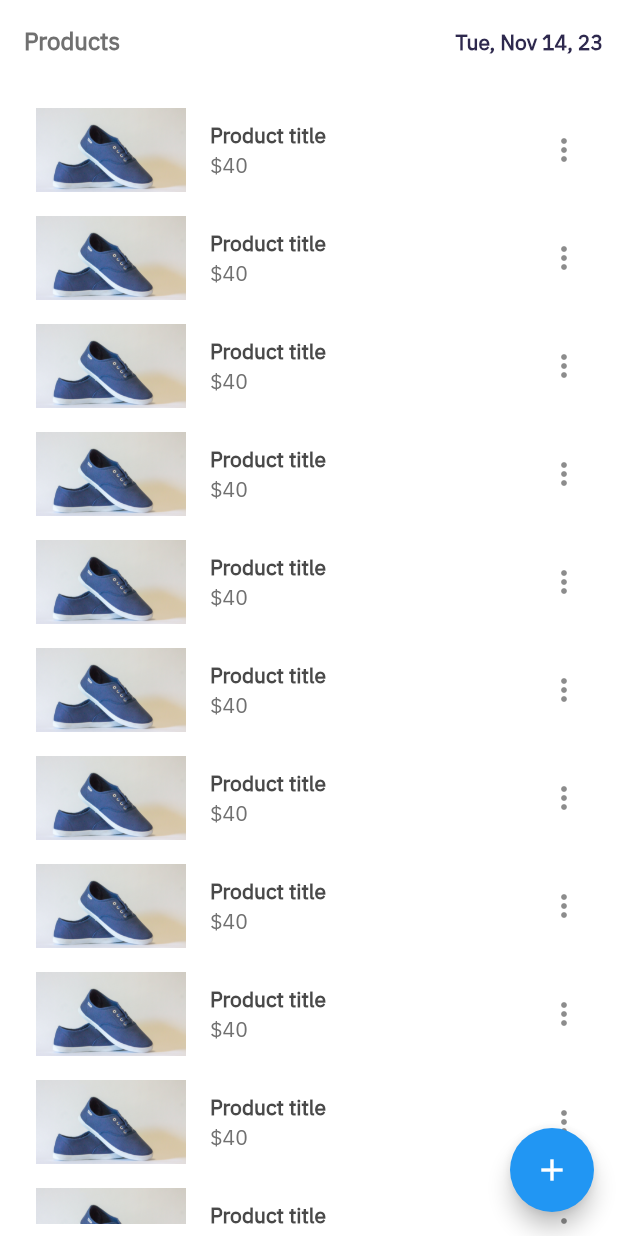
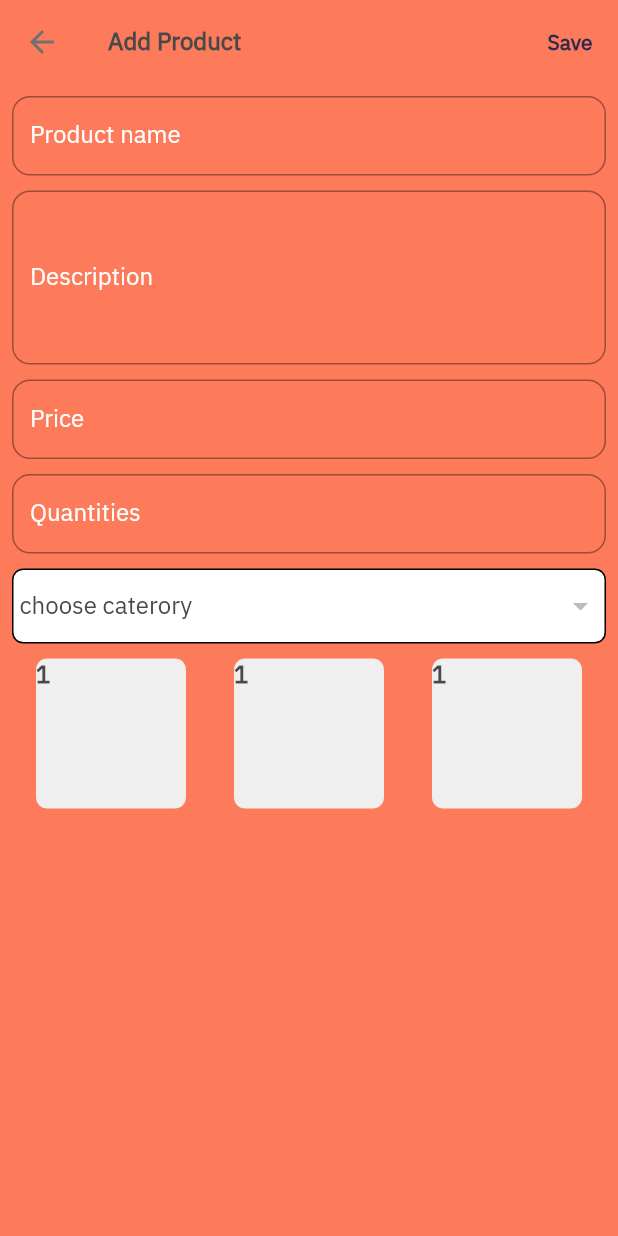
Before and after one commit to Starco3000/Ecommerce-app, a Flutter app: the ProductsScreen screen opened directly, after a tap on the "add" icon, on a phone screen of 412 x 824 dp. Run offline on Flutter 3.47's test engine with Material 2 defaults, Android fonts, the light colour scheme and no system bars; our stand-ins replace get, velocity_x; network calls fail; statements that could not run were skipped.

Commit message:
update UI Add product

```diff
--- a/lib/main.dart
+++ b/lib/main.dart
@@ -16,7 +16,7 @@ class MyApp extends StatelessWidget {
         scaffoldBackgroundColor: Colors.transparent,
         appBarTheme: const AppBarTheme(
             //To set appbar icon color
-            iconTheme: IconThemeData(color: dartgreyColor),
+            iconTheme: IconThemeData(color: Vx.gray50),
             elevation: 0.0,
             backgroundColor: Colors.transparent),
         fontFamily: regular,
--- a/lib/seller_screen/const/colors.dart
+++ b/lib/seller_screen/const/colors.dart
@@ -9,3 +9,4 @@ const textfieldGrey = Color.fromRGBO(209, 209, 209, 1);
 const golden = Color.fromRGBO(248, 181, 91, 1);
 const red = Color.fromRGBO(255, 115, 115, 1.0);
 const green = Color.fromRGBO(52, 168, 83, 1.0);
+const orangeColor = Color.fromRGBO(252, 89, 49, 0.8);
--- /dev/null
+++ b/lib/seller_screen/views/products_screen/add_product.dart
@@ -0,0 +1,52 @@
+import 'package:ecommerce_flutter_app/authen_screen/consts/consts.dart';
+import 'package:ecommerce_flutter_app/seller_screen/const/colors.dart';
+import 'package:ecommerce_flutter_app/seller_screen/views/products_screen/components/product_dropdown.dart';
+import 'package:ecommerce_flutter_app/seller_screen/views/products_screen/components/product_images.dart';
+import 'package:ecommerce_flutter_app/seller_screen/views/widgets/custome_textfield.dart';
+import 'package:ecommerce_flutter_app/seller_screen/views/widgets/text_style.dart';
+import 'package:get/get.dart';
+
+class AddProduct extends StatelessWidget {
+  const AddProduct({super.key});
+  @override
+  Widget build(BuildContext context) {
+    return Scaffold(
+      backgroundColor: orangeColor,
+      appBar: AppBar(
+        leading: IconButton(
+            onPressed: () {
+              Get.back();
+            },
+            icon: const Icon(Icons.arrow_back, color: darkGrey)),
+        title: boldText(text: "Add Product", color: fontGrey, size: 16.0),
+        actions: [
+          TextButton(
+              onPressed: () {},
+              child: boldText(text: "Save", color: purpleColor))
+        ],
+      ),
+      body: Padding(
+        padding: const EdgeInsets.all(8.0),
+        child: Column(
+          children: [
+            customTextField(hint: "eg.  BMW", lable: "Product name"),
+            10.heightBox,
+            customTextField(
+                hint: "eg.  nice product", lable: "Description", isDesc: true),
+            10.heightBox,
+            customTextField(hint: "eg.  \$300", lable: "Price"),
+            10.heightBox,
+            customTextField(hint: "eg.  30", lable: "Quantities"),
+            10.heightBox,
+            productDropdown(),
+            10.heightBox,
+            Row(
+              mainAxisAlignment: MainAxisAlignment.spaceAround,
+              children: List.generate(3, (index) => ProductImage()),
+            )
+          ],
+        ),
+      ),
+    );
+  }
+}
--- /dev/null
+++ b/lib/seller_screen/views/products_screen/components/product_dropdown.dart
@@ -0,0 +1,19 @@
+import 'package:ecommerce_flutter_app/seller_screen/const/const.dart';
+import 'package:ecommerce_flutter_app/seller_screen/views/widgets/text_style.dart';
+
+Widget productDropdown() {
+  return DropdownButtonHideUnderline(
+      child: DropdownButton<String>(
+    value: null,
+    hint: normalText(text: "choose caterory", color: fontGrey),
+    isExpanded: true,
+    items: const [],
+    onChanged: (Value) {},
+  )
+          .box
+          .white
+          .padding(const EdgeInsets.symmetric(horizontal: 4))
+          .border(color: Vx.black)
+          .roundedSM
+          .make());
+}
--- /dev/null
+++ b/lib/seller_screen/views/products_screen/components/product_images.dart
@@ -0,0 +1,12 @@
+import 'package:ecommerce_flutter_app/authen_screen/consts/consts.dart';
+import 'package:ecommerce_flutter_app/seller_screen/const/const.dart';
+import 'package:ecommerce_flutter_app/seller_screen/views/widgets/text_style.dart';
+
+Widget ProductImage() {
+  return boldText(text: "1", color: fontGrey, size: 16.0)
+      .box
+      .color(lightGrey)
+      .size(100, 100)
+      .roundedSM
+      .make();
+}
--- a/lib/seller_screen/views/products_screen/products_sceen.dart
+++ b/lib/seller_screen/views/products_screen/products_sceen.dart
@@ -1,4 +1,5 @@
 import 'package:ecommerce_flutter_app/seller_screen/const/const.dart';
+import 'package:ecommerce_flutter_app/seller_screen/views/products_screen/add_product.dart';
 import 'package:ecommerce_flutter_app/seller_screen/views/products_screen/product_detail.dart';
 import 'package:ecommerce_flutter_app/seller_screen/views/widgets/appbar_widget.dart';
 import 'package:ecommerce_flutter_app/seller_screen/views/widgets/text_style.dart';
@@ -10,7 +11,9 @@ class ProductsScreen extends StatelessWidget {
   Widget build(BuildContext context) {
     return Scaffold(
       floatingActionButton: FloatingActionButton(
-        onPressed: () {},
+        onPressed: () {
+          Get.to(() => const AddProduct());
+        },
         child: Icon(Icons.add),
       ),
       appBar: appbarWidget(products),
--- /dev/null
+++ b/lib/seller_screen/views/widgets/custome_textfield.dart
@@ -0,0 +1,21 @@
+import 'package:ecommerce_flutter_app/seller_screen/const/const.dart';
+import 'package:ecommerce_flutter_app/seller_screen/views/widgets/text_style.dart';
+
+Widget customTextField({lable, hint, controller, isDesc = false}) {
+  return TextFormField(
+    maxLines: isDesc ? 4 : 1,
+    decoration: InputDecoration(
+      isDense: true,
+      label: normalText(text: lable),
+      border: OutlineInputBorder(
+          borderRadius: BorderRadius.circular(12),
+          borderSide: const BorderSide(
+            color: white,
+          )),
+      focusedBorder: OutlineInputBorder(
+          borderRadius: BorderRadius.circular(12),
+          borderSide: const BorderSide(color: Vx.white)),
+      hintText: hint,
+    ),
+  );
+}
--- a/lib/seller_screen/views/widgets/text_style.dart
+++ b/lib/seller_screen/views/widgets/text_style.dart
@@ -1,9 +1,17 @@
 import 'package:ecommerce_flutter_app/seller_screen/const/const.dart';
 
-Widget normalText({text, color = Colors.white,size=14.0}) {
-return "$text".text.color (color).make();
+Widget normalText({
+  text,
+  color = Colors.white,
+  size = 14.0,
+}) {
+  return "$text".text.color(color).make();
 }
 
-Widget boldText({text, color = Colors.white, size = 14.0}) {
-return "$text".text.semiBold.color (color).size(size).make();
+Widget boldText({
+  text,
+  color = Colors.white,
+  size = 14.0,
+}) {
+  return "$text".text.semiBold.color(color).size(size).make();
 }
```
Also changed, not shown: lib/seller_screen/views/products_screen/product_detail.dart (+79 -1 lines).
